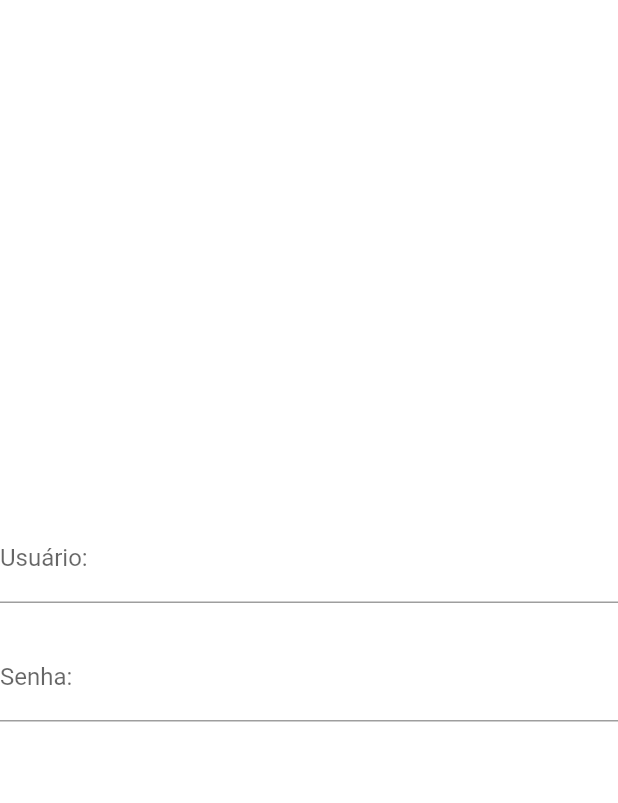
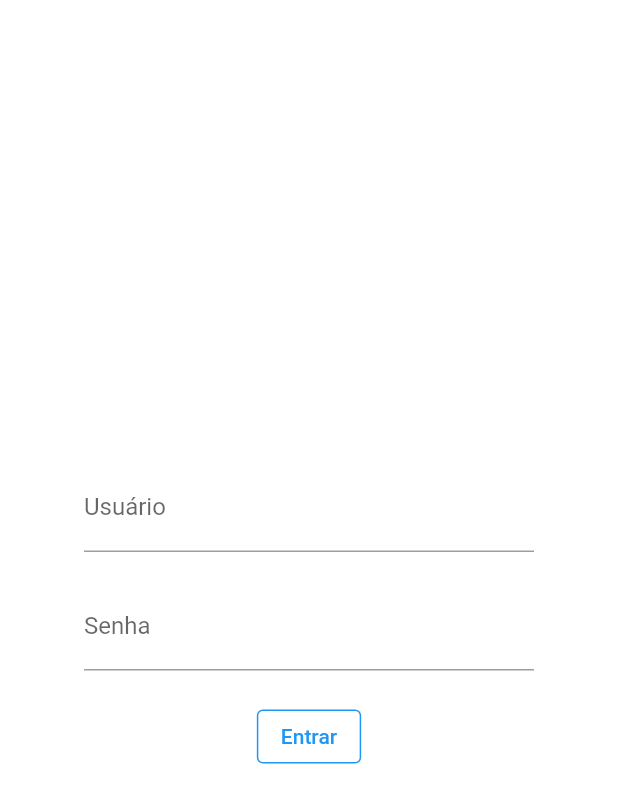
Before and after one commit to weblerson/premens-app, a Flutter app: the screen it shows after launch, on a phone screen of 412 x 824 dp. Shown: the top 803 px of the screen. Run offline on Flutter 3.47's test engine with Material 2 defaults, Android fonts, the phone set to English and light mode, and no system bars; our stand-ins replace firebase_core, firebase_database; accounts and stored records are empty.

```diff
--- a/premens/lib/components/pass_input.dart
+++ b/premens/lib/components/pass_input.dart
@@ -7,14 +7,16 @@ class PasswordInput extends StatelessWidget {
 
   @override
   Widget build(BuildContext context) {
-    return TextField(
-      decoration: const InputDecoration(
-          border: UnderlineInputBorder(), labelText: 'Senha:'),
-      onChanged: (String text) {
-        if (text.isNotEmpty) {
+    return SizedBox(
+      width: 300.0,
+      child: TextField(
+        decoration: const InputDecoration(
+            border: UnderlineInputBorder(), labelText: 'Senha'),
+        onChanged: (String text) {
           UserData.instance.password = text;
-        }
-      },
+        },
+        obscureText: true,
+      ),
     );
   }
 }
--- /dev/null
+++ b/premens/lib/components/submit_button.dart
@@ -0,0 +1,60 @@
+import 'package:flutter/material.dart';
+
+import 'package:premens/data/auth_data.dart';
+import 'package:firebase_database/firebase_database.dart';
+
+class SubmitButton extends StatelessWidget {
+  const SubmitButton({super.key});
+
+  @override
+  Widget build(BuildContext context) {
+    return ButtonTheme(
+      minWidth: 300.0,
+      child: OutlinedButton(
+          style: OutlinedButton.styleFrom(
+              side: const BorderSide(color: Colors.blue)),
+          onPressed: () async {
+            if (UserData.instance.user.isEmpty ||
+                UserData.instance.password.isEmpty) {
+              const snackBar = SnackBar(
+                content: Text('Preencha os campos!'),
+              );
+              ScaffoldMessenger.of(context).showSnackBar(snackBar);
+
+              return;
+            }
+
+            DatabaseReference ref = FirebaseDatabase.instance.ref();
+            final userSnapshot = await ref.child(UserData.instance.user).get();
+
+            if (userSnapshot.exists) {
+              final passSnapshot = await ref
+                  .child(
+                      '${UserData.instance.user}/${UserData.instance.password}')
+                  .get();
+
+              if (passSnapshot.exists) {
+                // Passar para a tela de monitoramento
+              } else {
+                const snackBar = SnackBar(
+                  content: Text('Senha incorreta!'),
+                );
+                // ignore: use_build_context_synchronously
+                ScaffoldMessenger.of(context).showSnackBar(snackBar);
+
+                return;
+              }
+            } else {
+              const snackBar = SnackBar(
+                content: Text('Usuário inexistente!'),
+              );
+              // ignore: use_build_context_synchronously
+              ScaffoldMessenger.of(context).showSnackBar(snackBar);
+
+              return;
+            }
+          },
+          child: const Text('Entrar')),
+    );
+  }
+}
--- a/premens/lib/components/user_input.dart
+++ b/premens/lib/components/user_input.dart
@@ -7,14 +7,15 @@ class UserInput extends StatelessWidget {
 
   @override
   Widget build(BuildContext context) {
-    return TextField(
-      decoration: const InputDecoration(
-          border: UnderlineInputBorder(), labelText: 'Usuário:'),
-      onChanged: (String text) {
-        if (text.isNotEmpty) {
+    return SizedBox(
+      width: 300.0,
+      child: TextField(
+        decoration: const InputDecoration(
+            border: UnderlineInputBorder(), labelText: 'Usuário'),
+        onChanged: (String text) {
           UserData.instance.user = text;
-        }
-      },
+        },
+      ),
     );
   }
 }
--- a/premens/lib/screens/auth.dart
+++ b/premens/lib/screens/auth.dart
@@ -4,6 +4,7 @@ import 'package:premens/components/white_back.dart';
 import 'package:premens/components/vertical_padding.dart';
 import 'package:premens/components/user_input.dart';
 import 'package:premens/components/pass_input.dart';
+import 'package:premens/components/submit_button.dart';
 
 class Auth extends StatelessWidget {
   const Auth({super.key});
@@ -18,9 +19,11 @@ class Auth extends StatelessWidget {
           crossAxisAlignment: CrossAxisAlignment.center,
           mainAxisAlignment: MainAxisAlignment.center,
           children: const [
-            UserInput(),
+            Center(child: UserInput()),
             VerticalPadding(height: 20.0),
-            PasswordInput()
+            Center(child: PasswordInput()),
+            VerticalPadding(height: 20.0),
+            Center(child: SubmitButton())
           ],
         )
       ],
--- a/premens/pubspec.yaml
+++ b/premens/pubspec.yaml
@@ -36,6 +36,8 @@ dependencies:
   # The following adds the Cupertino Icons font to your application.
   # Use with the CupertinoIcons class for iOS style icons.
   cupertino_icons: ^1.0.2
+  firebase_core: ^1.23.0
+  firebase_database: ^9.1.5
 
 dev_dependencies:
   flutter_test:
```
Also changed, not shown: premens/lib/main.dart (+7 -1 lines), premens/lib/firebase_options.dart (added), premens/pubspec.lock, 13 other files.
